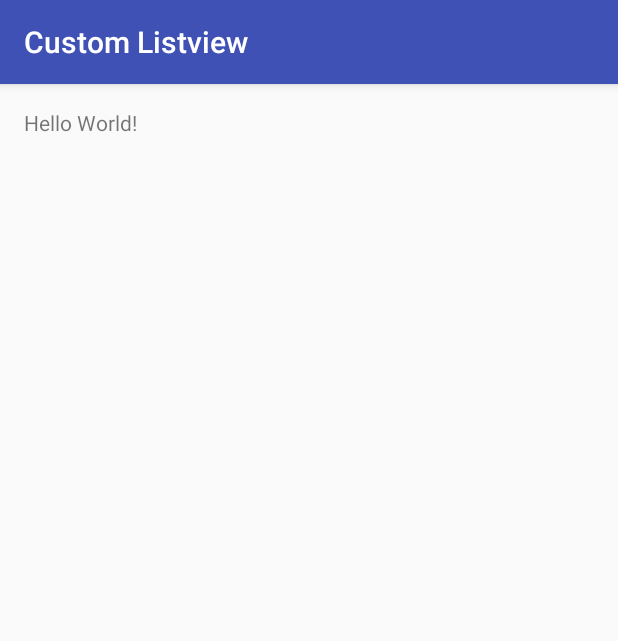
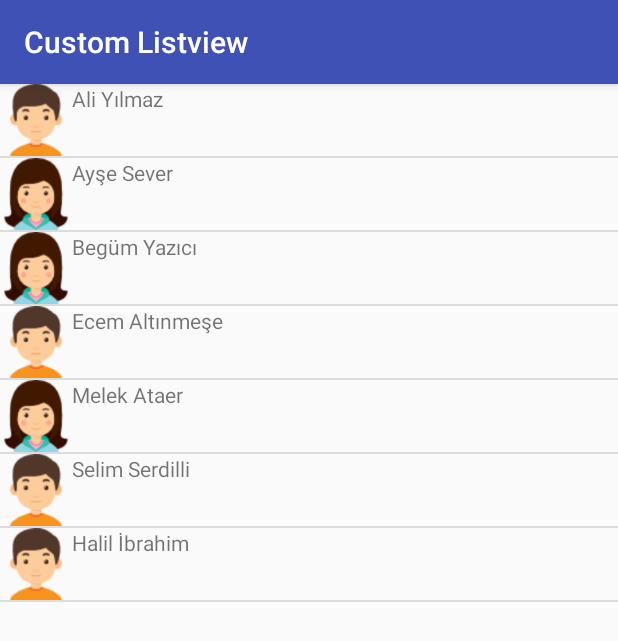
Before and after one commit to BegumYazici/learning-CustomListview, an Android app: the screen it shows after launch (MainActivity), on a phone screen of 412 x 824 dp. Shown: the top 641 px of the screen. Run offline under Robolectric (Android 15) with nearby library versions, the phone set to English and light mode, and no system bars.

Commit message:
Custom listview example is created.

```diff
--- a/CustomListview/app/build.gradle
+++ b/CustomListview/app/build.gradle
@@ -1,13 +1,13 @@
 apply plugin: 'com.android.application'
 
 android {
-    compileSdkVersion 26
-    buildToolsVersion "25.0.2"
+    compileSdkVersion 25
+    buildToolsVersion "22.0.1"
 
     defaultConfig {
         applicationId "customlistview.begi.com.customlistview"
         minSdkVersion 18
-        targetSdkVersion 26
+        targetSdkVersion 23
         versionCode 1
         versionName "1.0"
     }
@@ -22,5 +22,5 @@ android {
 dependencies {
     compile fileTree(dir: 'libs', include: ['*.jar'])
     testCompile 'junit:junit:4.12'
-    compile 'com.android.support:appcompat-v7:26.0.0-alpha1'
+    compile 'com.android.support:appcompat-v7:25.1.0'
 }
--- /dev/null
+++ b/CustomListview/app/src/main/java/customlistview/begi/com/customlistview/Kisi.java
@@ -0,0 +1,31 @@
+package customlistview.begi.com.customlistview;
+
+/**
+ * Created by asus1 on 26.10.2017.
+ */
+public class Kisi {
+
+    private String isim;
+    private boolean kadinMi;
+
+    public Kisi(String isim, boolean kadinMi) {
+        this.isim = isim;
+        this.kadinMi = kadinMi;
+    }
+
+    public String getIsim() {
+        return isim;
+    }
+
+    public void setIsim(String isim) {
+        this.isim = isim;
+    }
+
+    public boolean isKadinMi() {
+        return kadinMi;
+    }
+
+    public void setKadinMi(boolean kadinMi) {
+        this.kadinMi = kadinMi;
+    }
+}
--- a/CustomListview/app/src/main/java/customlistview/begi/com/customlistview/MainActivity.java
+++ b/CustomListview/app/src/main/java/customlistview/begi/com/customlistview/MainActivity.java
@@ -2,12 +2,30 @@ package customlistview.begi.com.customlistview;
 
 import android.support.v7.app.AppCompatActivity;
 import android.os.Bundle;
+import android.widget.ListView;
+
+import java.util.ArrayList;
+import java.util.List;
 
 public class MainActivity extends AppCompatActivity {
+
+    public List<Kisi> kisiler = new ArrayList<Kisi>();
 
     @Override
     protected void onCreate(Bundle savedInstanceState) {
         super.onCreate(savedInstanceState);
         setContentView(R.layout.activity_main);
+
+        kisiler.add(new Kisi("Ali Yılmaz", false));
+        kisiler.add(new Kisi("Ayşe Sever", true));
+        kisiler.add(new Kisi("Begüm Yazıcı", true));
+        kisiler.add(new Kisi("Ecem Altınmeşe", false));
+        kisiler.add(new Kisi("Melek Ataer", true));
+        kisiler.add(new Kisi("Selim Serdilli", false));
+        kisiler.add(new Kisi("Halil İbrahim", false));
+
+        final ListView listemiz = (ListView) findViewById(R.id.liste);
+        OzelAdapter adaptorumuz=new OzelAdapter(this, kisiler);
+        listemiz.setAdapter(adaptorumuz);
     }
 }
--- /dev/null
+++ b/CustomListview/app/src/main/java/customlistview/begi/com/customlistview/OzelAdapter.java
@@ -0,0 +1,65 @@
+package customlistview.begi.com.customlistview;
+
+import android.app.Activity;
+import android.content.Context;
+import android.view.LayoutInflater;
+import android.view.View;
+import android.view.ViewGroup;
+import android.widget.BaseAdapter;
+import android.widget.ImageView;
+import android.widget.TextView;
+
+import java.util.List;
+import java.util.zip.Inflater;
+
+/**
+ * Created by asus1 on 26.10.2017.
+ */
+public class OzelAdapter extends BaseAdapter {
+
+    private LayoutInflater mInflater;
+    private List<Kisi> mKisiListesi;
+
+    public OzelAdapter(Activity activity, List<Kisi> kisiler) {
+
+        mInflater = (LayoutInflater) activity.getSystemService(Context.LAYOUT_INFLATER_SERVICE);
+        this.mKisiListesi = kisiler;
+    }
+
+    @Override
+    public int getCount() {
+        return mKisiListesi.size();
+    }
+
+    @Override
+    public Object getItem(int i) {
+        return mKisiListesi.get(i);
+    }
+
+    @Override
+    public long getItemId(int i) {
+        return i;
+    }
+
+    @Override
+    public View getView(int i, View view, ViewGroup viewGroup) {
+
+        View satirView = mInflater.inflate(R.layout.satir_layout, null);
+
+        TextView textView = (TextView) satirView.findViewById(R.id.tvAdSoyad);
+        ImageView imageView = (ImageView) satirView.findViewById(R.id.imgSimge);
+
+        Kisi kisi = mKisiListesi.get(i);
+
+        textView.setText(kisi.getIsim());
+
+        if (kisi.isKadinMi()) {
+
+            imageView.setImageResource(R.drawable.girl);
+        } else {
+
+            imageView.setImageResource(R.drawable.boy);
+        }
+        return satirView;
+    }
+}
--- a/CustomListview/app/src/main/res/layout/activity_main.xml
+++ b/CustomListview/app/src/main/res/layout/activity_main.xml
@@ -3,14 +3,12 @@
     xmlns:tools="http://schemas.android.com/tools"
     android:layout_width="match_parent"
     android:layout_height="match_parent"
-    android:paddingBottom="@dimen/activity_vertical_margin"
-    android:paddingLeft="@dimen/activity_horizontal_margin"
-    android:paddingRight="@dimen/activity_horizontal_margin"
-    android:paddingTop="@dimen/activity_vertical_margin"
     tools:context="customlistview.begi.com.customlistview.MainActivity">
 
-    <TextView
-        android:layout_width="wrap_content"
-        android:layout_height="wrap_content"
-        android:text="Hello World!" />
+    <ListView
+        android:id="@+id/liste"
+        android:layout_width="match_parent"
+        android:layout_height="match_parent"
+        />
+
 </RelativeLayout>
--- /dev/null
+++ b/CustomListview/app/src/main/res/layout/satir_layout.xml
@@ -0,0 +1,17 @@
+<?xml version="1.0" encoding="utf-8"?>
+<LinearLayout xmlns:android="http://schemas.android.com/apk/res/android"
+    android:orientation="horizontal"
+    android:layout_width="match_parent"
+    android:layout_height="match_parent">
+
+    <ImageView
+        android:layout_width="48dp"
+        android:layout_height="48dp"
+        android:id="@+id/imgSimge"/>
+
+    <TextView
+        android:layout_width="wrap_content"
+        android:layout_height="wrap_content"
+        android:id="@+id/tvAdSoyad"/>
+
+</LinearLayout>
```
Also changed, not shown: CustomListview/app/src/main/res/drawable/boy.png (added), CustomListview/app/src/main/res/drawable/girl.png (added).
